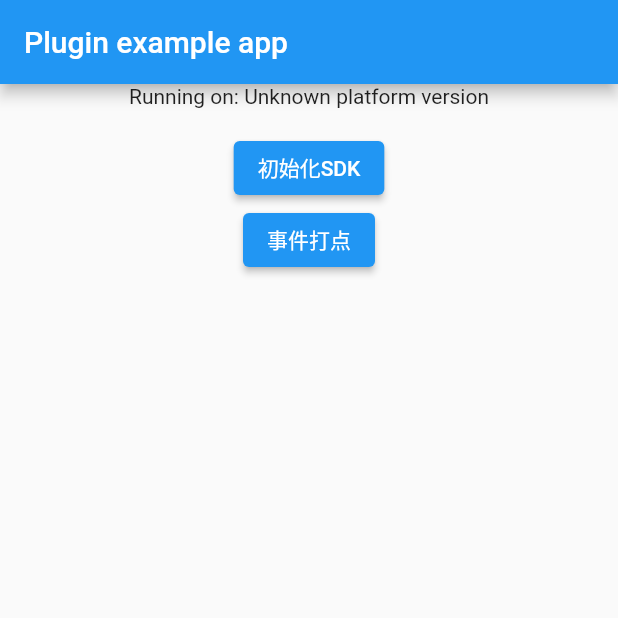
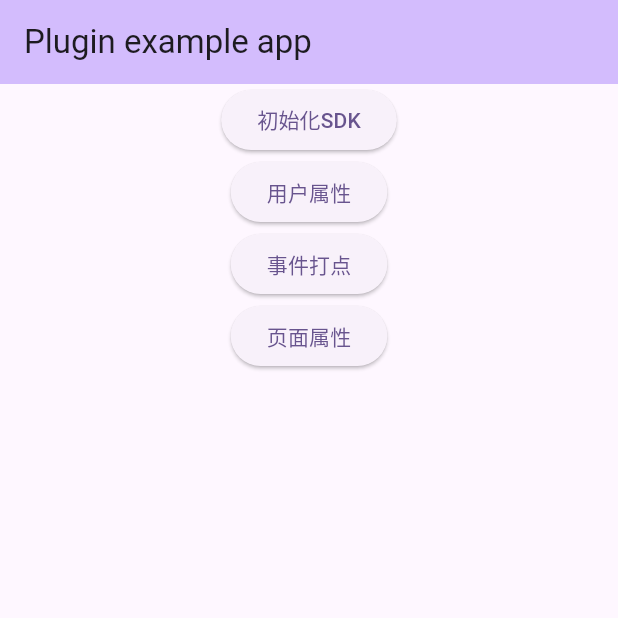
Before and after one commit to esmartdata/ts-flutter-plugin, a Flutter app: the screen it shows after launch, after a tap on "事件打点", on a phone screen of 412 x 824 dp, the top half of it. Run offline on Flutter 3.47's test engine with Material 2 defaults, Android fonts, the phone set to English and light mode, and no system bars; our stand-ins replace plugin_platform_interface.

Commit message:
完善示例

```diff
--- /dev/null
+++ b/example/lib/home_page.dart
@@ -0,0 +1,89 @@
+
+import 'package:flutter/foundation.dart';
+import 'package:flutter/material.dart';
+import 'package:ts_flutter_plugin/model/init_data.dart';
+import 'package:ts_flutter_plugin/model/user_info.dart';
+import 'package:ts_flutter_plugin/ts_flutter_plugin.dart';
+
+class HomePage extends StatefulWidget {
+  const HomePage({super.key});
+
+  @override
+  State<HomePage> createState() => _HomePageState();
+}
+
+class _HomePageState extends State<HomePage> {
+  final _tsFlutterPlugin = TsFlutterPlugin();
+
+  @override
+  void initState() {
+    super.initState();
+  }
+
+  @override
+  Widget build(BuildContext context) {
+    return Scaffold(
+      appBar: AppBar(
+        backgroundColor: Theme.of(context).colorScheme.inversePrimary,
+        title: const Text("Plugin example app"),
+      ),
+      body: Center(
+        child: Column(
+          children: [
+            ElevatedButton(
+              child: const Text("初始化SDK"),
+              onPressed: () async {
+                // ios qa1676530871259 android qa1684135668676  正式 ts1684140512952
+                InitData initData = InitData("ts1684140512952", true, "tsApp",
+                    "tsExt", "https://tsapiqa.escase.cn/collection/i", true);
+                bool? result = await _tsFlutterPlugin.initSDK(initData);
+                if (kDebugMode) {
+                  print("初始化结果:$result");
+                }
+              },
+            ),
+            ElevatedButton(
+              child: const Text("用户属性"),
+              onPressed: () async {
+                bool? result = await _tsFlutterPlugin.setUserInfo(UserInfo(
+                    "123456",
+                    "gzy",
+                    "gzy_nickname",
+                    "25",
+                    "2000-1-1",
+                    "男",
+                    "account_123456",
+                    "CN",
+                    "江苏",
+                    "南京"));
+                if (kDebugMode) {
+                  print("用户属性结果:$result");
+                }
+              },
+            ),
+            ElevatedButton(
+              child: const Text("事件打点"),
+              onPressed: () async {
+                bool? result = await _tsFlutterPlugin
+                    .event("eventName", {"eventKey": "eventValue"});
+                if (kDebugMode) {
+                  print("事件打点结果:$result");
+                }
+              },
+            ),
+            Builder(
+              builder: (BuildContext context) {
+                return ElevatedButton(
+                  child: const Text("页面属性"),
+                  onPressed: () {
+                    Navigator.pushNamed(context, "/b_page");
+                  },
+                );
+              },
+            ),
+          ],
+        ),
+      ),
+    );
+  }
+}
--- a/example/lib/main.dart
+++ b/example/lib/main.dart
@@ -1,82 +1,32 @@
 import 'package:flutter/material.dart';
-import 'dart:async';
 
-import 'package:flutter/services.dart';
-import 'package:ts_flutter_plugin/model/init_data.dart';
-import 'package:ts_flutter_plugin/ts_flutter_plugin.dart';
 import 'package:ts_flutter_plugin/ts_navigator_observer.dart';
+
+import 'b_page.dart';
+import 'c_page.dart';
+import 'home_page.dart';
 
 void main() {
   runApp(const MyApp());
 }
 
-class MyApp extends StatefulWidget {
+class MyApp extends StatelessWidget {
   const MyApp({super.key});
-
-  @override
-  State<MyApp> createState() => _MyAppState();
-}
-
-class _MyAppState extends State<MyApp> {
-  String _platformVersion = 'Unknown';
-  final _tsFlutterPlugin = TsFlutterPlugin();
-
-  @override
-  void initState() {
-    super.initState();
-    initPlatformState();
-  }
-
-  Future<void> initPlatformState() async {
-    String platformVersion;
-
-    try {
-      platformVersion = await _tsFlutterPlugin.getPlatformVersion() ??
-          'Unknown platform version';
-    } on PlatformException {
-      platformVersion = 'Failed to get platform version.';
-    }
-
-    if (!mounted) return;
-
-    setState(() {
-      _platformVersion = platformVersion;
-    });
-  }
 
   @override
   Widget build(BuildContext context) {
     return MaterialApp(
+      title: 'Plugin example app',
+      theme: ThemeData(
+        colorScheme: ColorScheme.fromSeed(seedColor: Colors.deepPurple),
+        useMaterial3: true,
+      ),
       navigatorObservers: [TSNavigatorObserver()],
-      home: Scaffold(
-        appBar: AppBar(
-          title: const Text('Plugin example app'),
-        ),
-        body: Center(
-          child: Column(
-            children: [
-              Text('Running on: $_platformVersion\n'),
-              ElevatedButton(
-                child: const Text("初始化SDK"),
-                onPressed: () async {
-                  // ios qa1676530871259 android qa1684135668676  正式 ts1684140512952
-                  InitData initData = InitData("ts1684140512952", true, "tsApp",
-                      "tsExt", "https://tsapiqa.escase.cn/collection/i", true);
-                  bool? result = await _tsFlutterPlugin.initSDK(initData);
-                  print("初始化结果:$result");
-                },
-              ),
-              ElevatedButton(
-                child: const Text("事件打点"),
-                onPressed: () {
-                  _tsFlutterPlugin
-                      .event("eventName", {"eventKey": "eventValue"});
-                },
-              ),
-            ],
-          ),
-        ),
-      ),
+      routes: {
+        '/': (context) => const HomePage(),
+        '/b_page': (context) => const BPage(),
+        '/c_page': (context) => const CPage(),
+      },
     );
   }
 }
--- a/lib/ts_flutter_plugin.dart
+++ b/lib/ts_flutter_plugin.dart
@@ -9,14 +9,17 @@ class TsFlutterPlugin {
     return tsFlutterPluginPlatform.getPlatformVersion();
   }
 
+  /// 初始化SDK
   Future<bool?> initSDK(InitData initData) async {
     return tsFlutterPluginPlatform.initSDK(initData);
   }
 
+  /// 设置用户属性
   Future<bool?> setUserInfo(UserInfo userInfo) async {
     return tsFlutterPluginPlatform.setUserInfo(userInfo);
   }
 
+  /// 打点
   Future<bool?> event(
       String eventName, Map<dynamic, dynamic> properties) async {
     return tsFlutterPluginPlatform.event(eventName, properties);
```
Also changed, not shown: example/lib/b_page.dart (added, +29 -0 lines), example/lib/c_page.dart (added, +23 -0 lines), 1 other file.
